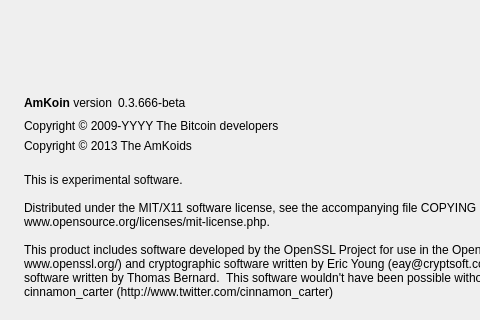
Qt form src/qt/forms/aboutdialog.ui (bryceweiner/petrodollar) before a commit; both pictures show x 0 to 480 and y 0 to 320 of the 593 by 419 pixel window.
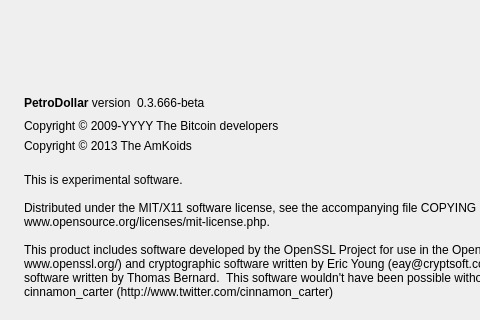
The same form after that commit. Icons and pictures are not drawn.

```diff
--- a/src/qt/forms/aboutdialog.ui
+++ b/src/qt/forms/aboutdialog.ui
@@ -50,7 +50,7 @@
           <cursorShape>IBeamCursor</cursorShape>
          </property>
          <property name="text">
-          <string>&lt;b&gt;AmKoin&lt;/b&gt; version</string>
+          <string>&lt;b&gt;PetroDollar&lt;/b&gt; version</string>
          </property>
          <property name="textInteractionFlags">
           <set>Qt::LinksAccessibleByMouse|Qt::TextSelectableByKeyboard|Qt::TextSelectableByMouse</set>
```
Left out of the diff: 2 changed lines with no effect on the pictures.
